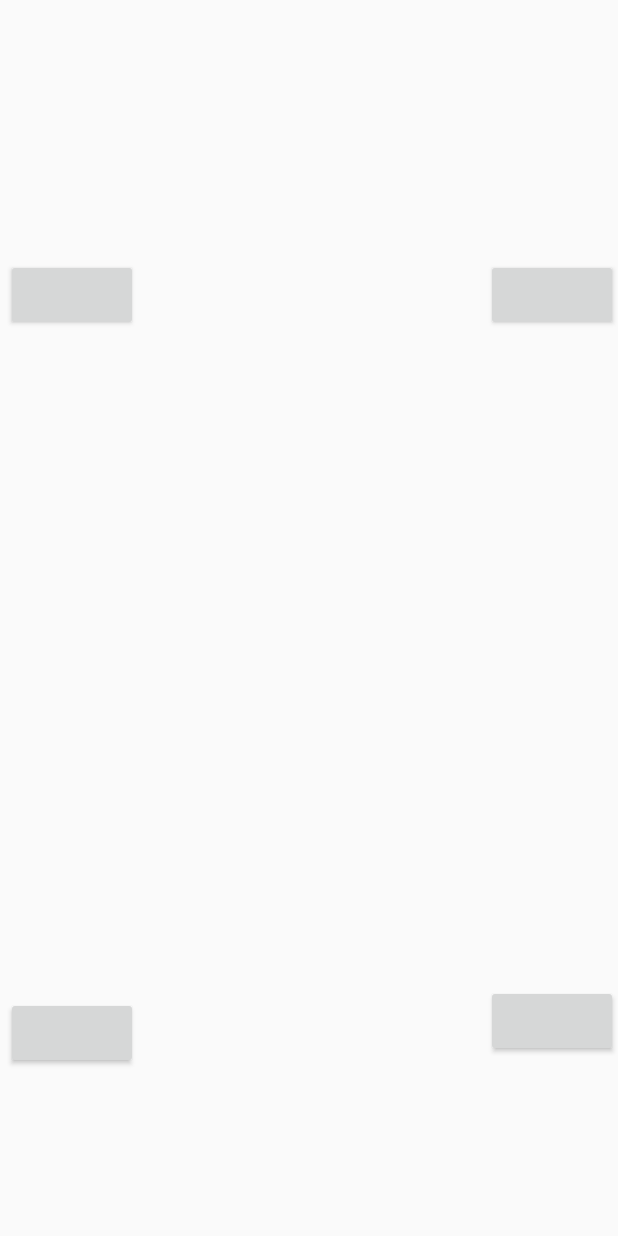
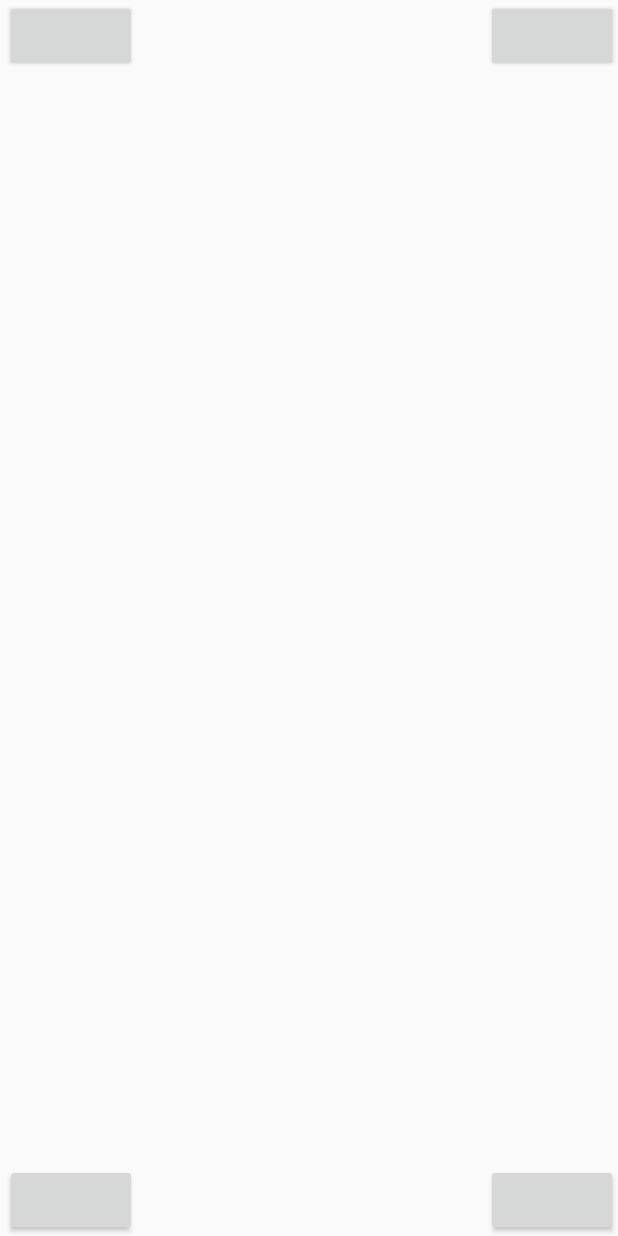
Before and after one commit to Dawid12/PAUMProject, an Android app: the layout activity_main.xml on its own in the app's theme, with its tools: preview values and no code run, on a phone screen of 412 x 824 dp. Run offline under Robolectric (Android 15) with nearby library versions, the phone set to English and light mode, and no system bars.

Commit message:
Add transparent layer

```diff
--- a/app/src/main/res/layout/activity_main.xml
+++ b/app/src/main/res/layout/activity_main.xml
@@ -4,32 +4,39 @@
     xmlns:tools="http://schemas.android.com/tools"
     android:layout_width="match_parent"
     android:layout_height="match_parent"
-    tools:context=".MainActivity">
+    tools:context=".MainActivity"
+    android:id="@+id/layout">
+
+    <RelativeLayout
+        android:id="@+id/viewTransparent"
+        android:layout_width="match_parent"
+        android:layout_height="match_parent"
+        tools:layout_editor_absoluteY="3dp"
+        android:translationZ="90dp" />
 
     <Button
         android:id="@+id/b1"
         android:layout_width="wrap_content"
         android:layout_height="wrap_content"
         android:layout_marginStart="3dp"
-        android:layout_marginTop="126dp"
-        android:layout_marginEnd="320dp"
         android:layout_marginBottom="557dp"
         app:layout_constraintBottom_toBottomOf="parent"
-        app:layout_constraintEnd_toEndOf="parent"
         app:layout_constraintStart_toStartOf="parent"
-        app:layout_constraintTop_toTopOf="parent" />
+        app:layout_constraintTop_toTopOf="parent"
+        app:layout_constraintVertical_bias="0.0" />
 
     <Button
         android:id="@+id/b2"
         android:layout_width="wrap_content"
         android:layout_height="wrap_content"
         android:layout_marginStart="323dp"
-        android:layout_marginTop="126dp"
         android:layout_marginBottom="557dp"
         app:layout_constraintBottom_toBottomOf="parent"
         app:layout_constraintEnd_toEndOf="parent"
+        app:layout_constraintHorizontal_bias="1.0"
         app:layout_constraintStart_toStartOf="parent"
-        app:layout_constraintTop_toTopOf="parent" />
+        app:layout_constraintTop_toTopOf="parent"
+        app:layout_constraintVertical_bias="0.0" />
 
     <Button
         android:id="@+id/b3"
@@ -38,11 +45,12 @@
         android:layout_marginStart="3dp"
         android:layout_marginTop="618dp"
         android:layout_marginEnd="320dp"
-        android:layout_marginBottom="65dp"
         app:layout_constraintBottom_toBottomOf="parent"
         app:layout_constraintEnd_toEndOf="parent"
+        app:layout_constraintHorizontal_bias="0.0"
         app:layout_constraintStart_toStartOf="parent"
-        app:layout_constraintTop_toTopOf="parent" />
+        app:layout_constraintTop_toTopOf="parent"
+        app:layout_constraintVertical_bias="1.0" />
 
     <Button
         android:id="@+id/b4"
@@ -50,10 +58,13 @@
         android:layout_height="wrap_content"
         android:layout_marginStart="323dp"
         android:layout_marginTop="610dp"
-        android:layout_marginBottom="73dp"
         app:layout_constraintBottom_toBottomOf="parent"
         app:layout_constraintEnd_toEndOf="parent"
+        app:layout_constraintHorizontal_bias="1.0"
         app:layout_constraintStart_toStartOf="parent"
-        app:layout_constraintTop_toTopOf="parent" />
+        app:layout_constraintTop_toTopOf="parent"
+        app:layout_constraintVertical_bias="1.0" />
+
+
 
 </androidx.constraintlayout.widget.ConstraintLayout>
```
